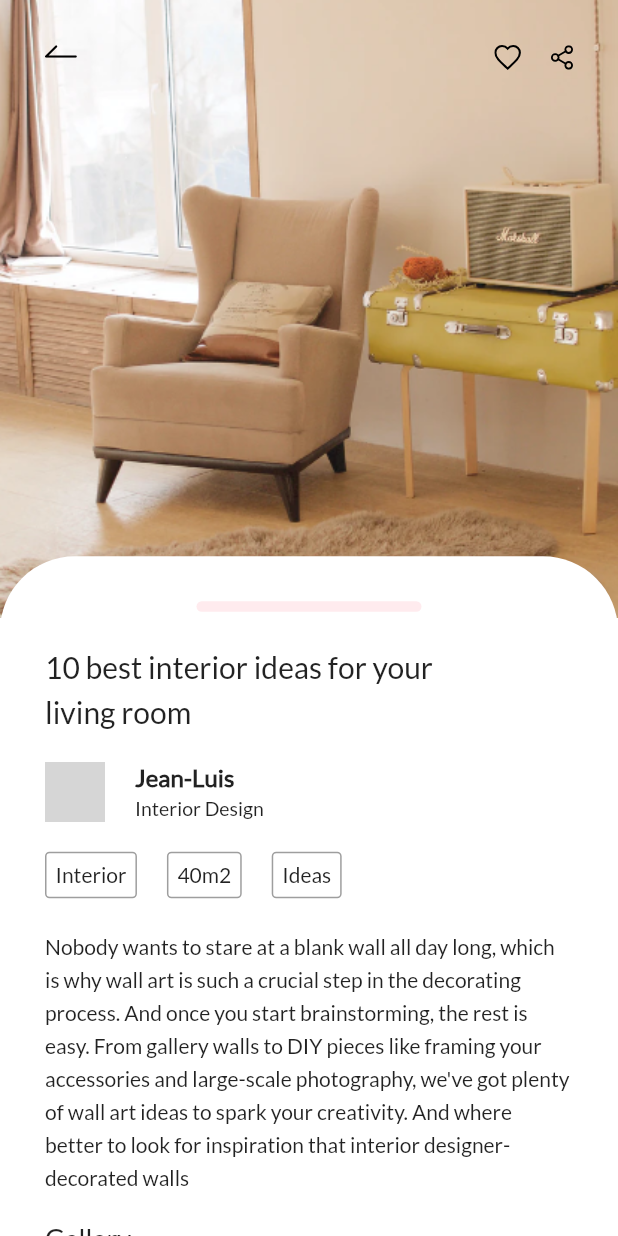
After one commit to Ahemad7429/FlutterUIs_SopheamenVan, a Flutter app: the DetailsScreen screen opened directly, on a phone screen of 412 x 824 dp. The commit adds this screen. Run offline on Flutter 3.47's test engine with Material 2 defaults, Android fonts, the light colour scheme and no system bars; our stand-ins replace carousel_slider, charts_flutter, flutter_svg, line_icons; network calls fail; Roboto replaces fonts that are missing (lato); grey boxes are pictures that could not be loaded.

Commit message:
added interior app.

```diff
--- a/flutter_ui_demo/lib/apps/apps.dart
+++ b/flutter_ui_demo/lib/apps/apps.dart
@@ -2,3 +2,4 @@ export './dark_microphone_app/dark_microphone_app.dart';
 export './champing_app/champing_app.dart';
 export './covid19_tracker_app/covid19_tracker_app.dart';
 export './furniture_app/furniture_app.dart';
+export './interior_design_app/interior_design_app.dart';
--- /dev/null
+++ b/flutter_ui_demo/lib/apps/interior_design_app/interior_design_app.dart
@@ -0,0 +1 @@
+export './screens/interior_home_page.dart';
--- /dev/null
+++ b/flutter_ui_demo/lib/apps/interior_design_app/screens/detail_page.dart
@@ -0,0 +1,236 @@
+import 'package:flutter/material.dart';
+import 'package:flutter_svg/svg.dart';
+
+class DetailsScreen extends StatefulWidget {
+  @override
+  _DetailsScreenState createState() => _DetailsScreenState();
+}
+
+class _DetailsScreenState extends State<DetailsScreen> {
+  @override
+  Widget build(BuildContext context) {
+    return Scaffold(
+      backgroundColor: Colors.white,
+      body: getBody(),
+    );
+  }
+
+  Widget getBody() {
+    var size = MediaQuery.of(context).size;
+    return SingleChildScrollView(
+      child: Stack(
+        children: <Widget>[
+          Container(
+            width: double.infinity,
+            height: size.height * 0.5,
+            decoration: BoxDecoration(
+              image: DecorationImage(
+                  image:
+                      AssetImage("assets/images/interior_app/image_detail.png"),
+                  fit: BoxFit.cover),
+            ),
+            child: SafeArea(
+              child: Padding(
+                padding:
+                    const EdgeInsets.symmetric(horizontal: 30, vertical: 30),
+                child: Row(
+                  mainAxisAlignment: MainAxisAlignment.spaceBetween,
+                  crossAxisAlignment: CrossAxisAlignment.start,
+                  children: <Widget>[
+                    InkWell(
+                        onTap: () {
+                          Navigator.pop(context);
+                        },
+                        child: SvgPicture.asset(
+                            "assets/images/interior_app/back_icon.svg")),
+                    Row(
+                      children: <Widget>[
+                        SvgPicture.asset(
+                            "assets/images/interior_app/heart_icon.svg"),
+                        SizedBox(
+                          width: 20,
+                        ),
+                        SvgPicture.asset(
+                            "assets/images/interior_app/share_icon.svg"),
+                      ],
+                    )
+                  ],
+                ),
+              ),
+            ),
+          ),
+          Container(
+            margin: EdgeInsets.only(top: size.height * 0.45),
+            width: double.infinity,
+            decoration: BoxDecoration(
+                color: Colors.white, borderRadius: BorderRadius.circular(50)),
+            child: Padding(
+              padding: const EdgeInsets.all(30),
+              child: Column(
+                crossAxisAlignment: CrossAxisAlignment.start,
+                children: <Widget>[
+                  Align(
+                    child: Container(
+                      width: 150,
+                      height: 7,
+                      decoration: BoxDecoration(
+                          color: Colors.red[50],
+                          borderRadius: BorderRadius.circular(10)),
+                    ),
+                  ),
+                  SizedBox(
+                    height: 20,
+                  ),
+                  Text(
+                    "10 best interior ideas for your\nliving room",
+                    style: TextStyle(fontSize: 20, height: 1.5),
+                  ),
+                  SizedBox(
+                    height: 20,
+                  ),
+                  Row(
+                    children: <Widget>[
+                      Container(
+                        width: 40,
+                        height: 40,
+                        decoration: BoxDecoration(
+                            shape: BoxShape.circle,
+                            image: DecorationImage(
+                                image: NetworkImage(
+                                    "https://images.unsplash.com/photo-1521572267360-ee0c2909d518?ixlib=rb-1.2.1&ixid=eyJhcHBfaWQiOjEyMDd9&auto=format&fit=crop&w=934&q=80"),
+                                fit: BoxFit.cover)),
+                      ),
+                      SizedBox(
+                        width: 20,
+                      ),
+                      Column(
+                        crossAxisAlignment: CrossAxisAlignment.start,
+                        children: <Widget>[
+                          Text(
+                            "Jean-Luis",
+                            style: TextStyle(
+                                fontSize: 16, fontWeight: FontWeight.bold),
+                          ),
+                          SizedBox(
+                            height: 3,
+                          ),
+                          Text(
+                            "Interior Design",
+                            style: TextStyle(fontSize: 13),
+                          )
+                        ],
+                      )
+                    ],
+                  ),
+                  SizedBox(
+                    height: 20,
+                  ),
+                  Row(
+                    children: <Widget>[
+                      Container(
+                        decoration: BoxDecoration(
+                            border: Border.all(color: Colors.grey),
+                            borderRadius: BorderRadius.circular(3)),
+                        child: Padding(
+                          padding: const EdgeInsets.all(6.0),
+                          child: Text("Interior"),
+                        ),
+                      ),
+                      SizedBox(
+                        width: 20,
+                      ),
+                      Container(
+                        decoration: BoxDecoration(
+                            border: Border.all(color: Colors.grey),
+                            borderRadius: BorderRadius.circular(3)),
+                        child: Padding(
+                          padding: const EdgeInsets.all(6.0),
+                          child: Text("40m2"),
+                        ),
+                      ),
+                      SizedBox(
+                        width: 20,
+                      ),
+                      Container(
+                        decoration: BoxDecoration(
+                            border: Border.all(color: Colors.grey),
+                            borderRadius: BorderRadius.circular(3)),
+                        child: Padding(
+                          padding: const EdgeInsets.all(6.0),
+                          child: Text("Ideas"),
+                        ),
+                      )
+                    ],
+                  ),
+                  SizedBox(
+                    height: 20,
+                  ),
+                  Text(
+                    "Nobody wants to stare at a blank wall all day long, which is why wall art is such a crucial step in the decorating process. And once you start brainstorming, the rest is easy. From gallery walls to DIY pieces like framing your accessories and large-scale photography, we've got plenty of wall art ideas to spark your creativity. And where better to look for inspiration that interior designer-decorated walls",
+                    style: TextStyle(height: 1.6),
+                  ),
+                  SizedBox(
+                    height: 20,
+                  ),
+                  Text(
+                    "Gallery",
+                    style: TextStyle(fontSize: 18),
+                  ),
+                  SizedBox(
+                    height: 20,
+                  ),
+                  SingleChildScrollView(
+                    scrollDirection: Axis.horizontal,
+                    child: Row(
+                      children: <Widget>[
+                        Padding(
+                          padding: const EdgeInsets.only(right: 20),
+                          child: Container(
+                            width: 150,
+                            height: 150,
+                            decoration: BoxDecoration(
+                                borderRadius: BorderRadius.circular(10),
+                                image: DecorationImage(
+                                    image: AssetImage(
+                                        "assets/images/interior_app/image_2.png"),
+                                    fit: BoxFit.cover)),
+                          ),
+                        ),
+                        Padding(
+                          padding: const EdgeInsets.only(right: 20),
+                          child: Container(
+                            width: 150,
+                            height: 150,
+                            decoration: BoxDecoration(
+                                borderRadius: BorderRadius.circular(10),
+                                image: DecorationImage(
+                                    image: AssetImage(
+                                        "assets/images/interior_app/image_3.png"),
+                                    fit: BoxFit.cover)),
+                          ),
+                        ),
+                        Padding(
+                          padding: const EdgeInsets.only(right: 20),
+                          child: Container(
+                            width: 150,
+                            height: 150,
+                            decoration: BoxDecoration(
+                                borderRadius: BorderRadius.circular(10),
+                                image: DecorationImage(
+                                    image: AssetImage(
+                                        "assets/images/interior_app/image_4.png"),
+                                    fit: BoxFit.cover)),
+                          ),
+                        )
+                      ],
+                    ),
+                  )
+                ],
+              ),
+            ),
+          )
+        ],
+      ),
+    );
+  }
+}
--- a/flutter_ui_demo/lib/common/navigation_path.dart
+++ b/flutter_ui_demo/lib/common/navigation_path.dart
@@ -4,4 +4,5 @@ class NavigationPath {
   static const chWelcomeScreen = 'chWelcomeScreen';
   static const covidHomePage = 'CovidHomePage';
   static const furHomeScreen = 'FurHomeScreen';
+  static const interiorHomePage = 'InteriorHomePage';
 }
--- a/flutter_ui_demo/lib/common/ui_home_screen.dart
+++ b/flutter_ui_demo/lib/common/ui_home_screen.dart
@@ -51,6 +51,12 @@ class UIHomeScreen extends StatelessWidget {
               Navigator.of(context).pushNamed(NavigationPath.furHomeScreen);
             },
           ),
+          _buildAppButton(
+            title: 'Interior Design App',
+            onClick: () {
+              Navigator.of(context).pushNamed(NavigationPath.interiorHomePage);
+            },
+          ),
         ],
       ),
     );
--- a/flutter_ui_demo/lib/main.dart
+++ b/flutter_ui_demo/lib/main.dart
@@ -20,6 +20,7 @@ class MyApp extends StatelessWidget {
         NavigationPath.chWelcomeScreen: (ctx) => ChWelcomeScreen(),
         NavigationPath.covidHomePage: (ctx) => CovidHomePage(),
         NavigationPath.furHomeScreen: (ctx) => FurHomeScreen(),
+        NavigationPath.interiorHomePage: (ctx) => InteriorHomePage(),
       },
     );
   }
--- a/flutter_ui_demo/pubspec.yaml
+++ b/flutter_ui_demo/pubspec.yaml
@@ -53,6 +53,7 @@ flutter:
     - assets/images/
     - assets/images/covid_app/
     - assets/images/furniture_app/
+    - assets/images/interior_app/
   #   - images/a_dot_ham.jpeg
 
   # An image asset can refer to one or more resolution-specific "variants", see
```
Also changed, not shown: flutter_ui_demo/lib/apps/interior_design_app/screens/interior_home_page.dart (added, +256 -0 lines), flutter_ui_demo/assets/images/interior_app/back_icon.svg (added), flutter_ui_demo/assets/images/interior_app/burger_icon.svg (added), flutter_ui_demo/assets/images/interior_app/forward_icon.svg (added), flutter_ui_demo/assets/images/interior_app/heart_icon.svg (added), flutter_ui_demo/assets/images/interior_app/image_1.png (added), flutter_ui_demo/assets/images/interior_app/image_2.png (added), flutter_ui_demo/assets/images/interior_app/image_3.png (added), flutter_ui_demo/assets/images/interior_app/image_4.png (added), flutter_ui_demo/assets/images/interior_app/image_5.png (added), flutter_ui_demo/assets/images/interior_app/image_detail.png (added), flutter_ui_demo/assets/images/interior_app/search_icon.svg (added), flutter_ui_demo/assets/images/interior_app/share_icon.svg (added).
